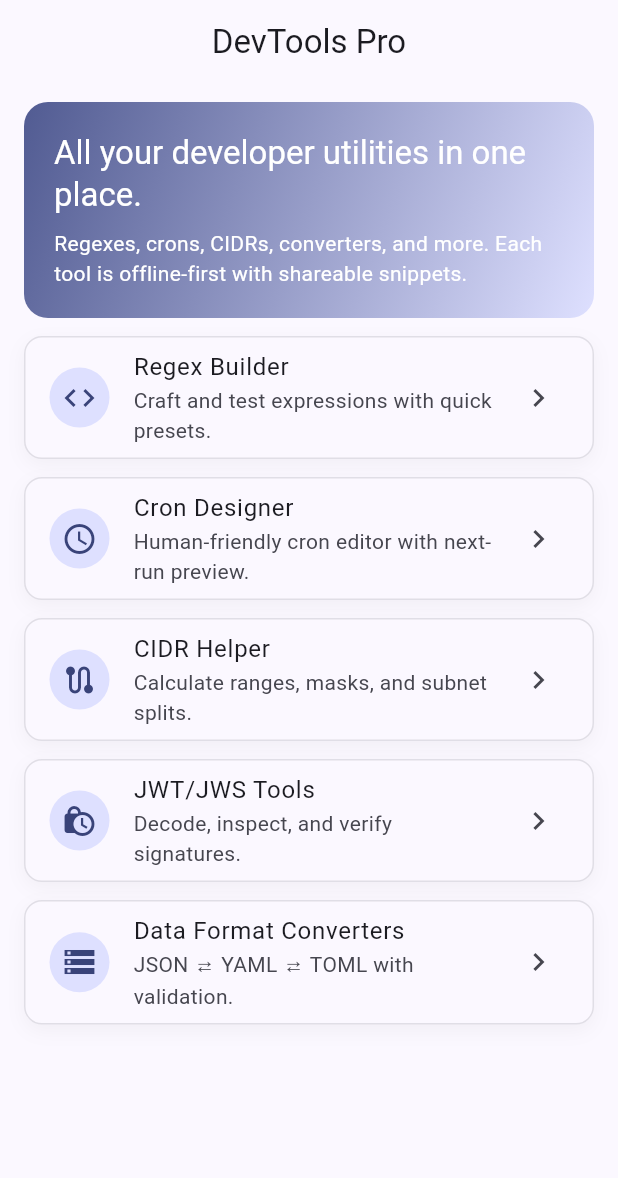
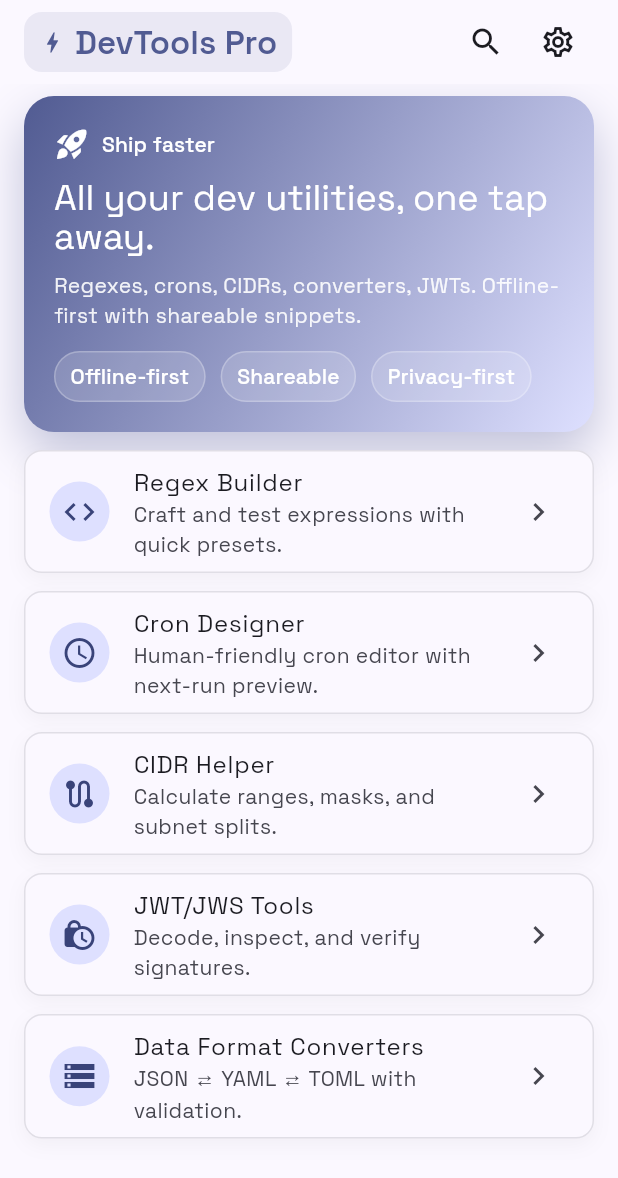
Before and after one commit to firasmosbehi/devtools-pro, a Flutter app: the screen it shows after launch, on a phone screen of 412 x 824 dp. Shown: the top 1178 px of the screen. Run offline on Flutter 3.47's test engine with Material 3 defaults, Android fonts, the phone set to English and light mode, and no system bars; our stand-ins replace google_fonts.

Commit message:
feat: modernize home screen UI with hero and pills

```diff
--- a/lib/main.dart
+++ b/lib/main.dart
@@ -1,4 +1,5 @@
 import 'package:flutter/material.dart';
+import 'package:google_fonts/google_fonts.dart';
 
 void main() {
   runApp(const DevToolsProApp());
@@ -15,6 +16,7 @@ class DevToolsProApp extends StatelessWidget {
       theme: ThemeData(
         colorScheme: ColorScheme.fromSeed(seedColor: Colors.indigo),
         useMaterial3: true,
+        textTheme: GoogleFonts.spaceGroteskTextTheme(),
       ),
       home: const UtilitiesHomePage(),
     );
@@ -54,19 +56,76 @@ class UtilitiesHomePage extends StatelessWidget {
       ),
     ];
 
+    final colorScheme = Theme.of(context).colorScheme;
+
     return Scaffold(
-      appBar: AppBar(title: const Text('DevTools Pro'), centerTitle: true),
-      body: Padding(
-        padding: const EdgeInsets.symmetric(horizontal: 16, vertical: 12),
-        child: ListView.separated(
+      backgroundColor: colorScheme.surface,
+      body: SafeArea(
+        child: CustomScrollView(
+          slivers: [
+            SliverAppBar(
+              floating: true,
+              snap: true,
+              backgroundColor: colorScheme.surface,
+              elevation: 0,
+              titleSpacing: 16,
+              title: Row(
+                children: [
+                  Container(
+                    padding: const EdgeInsets.symmetric(
+                      horizontal: 10,
+                      vertical: 6,
+                    ),
+                    decoration: BoxDecoration(
+                      color: colorScheme.primary.withOpacity(0.1),
+                      borderRadius: BorderRadius.circular(12),
+                    ),
+                    child: Row(
+                      children: [
+                        Icon(Icons.bolt, color: colorScheme.primary, size: 18),
+                        const SizedBox(width: 6),
+                        Text(
+                          'DevTools Pro',
+                          style: TextStyle(
+                            color: colorScheme.primary,
+                            fontWeight: FontWeight.w600,
+                          ),
+                        ),
+                      ],
+                    ),
+                  ),
+                  const Spacer(),
+                  IconButton(
+                    icon: const Icon(Icons.search),
+                    onPressed: () {
+                      ScaffoldMessenger.of(context).showSnackBar(
+                        const SnackBar(content: Text('Search coming soon.')),
+                      );
+                    },
+                  ),
+                  IconButton(
+                    icon: const Icon(Icons.settings_outlined),
+                    onPressed: () {
+                      ScaffoldMessenger.of(context).showSnackBar(
+                        const SnackBar(content: Text('Settings coming soon.')),
+                      );
+                    },
+                  ),
+                ],
+              ),
+            ),
+            SliverPadding(
+              padding: const EdgeInsets.fromLTRB(16, 8, 16, 16),
+              sliver: SliverList.separated(
                 itemBuilder: (context, index) {
-            if (index == 0) {
-              return const _HeroCard();
-            }
+                  if (index == 0) return const _HeroCard();
                   return utilities[index - 1];
                 },
-          separatorBuilder: (context, index) => const SizedBox(height: 12),
+                separatorBuilder: (context, _) => const SizedBox(height: 12),
                 itemCount: utilities.length + 1,
+              ),
+            ),
+          ],
         ),
       ),
     );
@@ -86,24 +145,55 @@ class _HeroCard extends StatelessWidget {
           begin: Alignment.topLeft,
           end: Alignment.bottomRight,
         ),
-        borderRadius: BorderRadius.circular(16),
+        borderRadius: BorderRadius.circular(20),
+        boxShadow: [
+          BoxShadow(
+            color: colorScheme.primary.withOpacity(.35),
+            blurRadius: 28,
+            offset: const Offset(0, 14),
+          ),
+        ],
       ),
       padding: const EdgeInsets.all(20),
       child: Column(
         crossAxisAlignment: CrossAxisAlignment.start,
         children: [
+          Row(
+            children: [
+              Icon(Icons.rocket_launch, color: colorScheme.onPrimary),
+              const SizedBox(width: 8),
               Text(
-            'All your developer utilities in one place.',
+                'Ship faster',
                 style: Theme.of(
                   context,
-            ).textTheme.titleLarge?.copyWith(color: colorScheme.onPrimary),
+                ).textTheme.labelLarge?.copyWith(color: colorScheme.onPrimary),
               ),
-          const SizedBox(height: 8),
+            ],
+          ),
+          const SizedBox(height: 10),
           Text(
-            'Regexes, crons, CIDRs, converters, and more. Each tool is offline-first with shareable snippets.',
-            style: Theme.of(
-              context,
-            ).textTheme.bodyMedium?.copyWith(color: colorScheme.onPrimary),
+            'All your dev utilities, one tap away.',
+            style: Theme.of(context).textTheme.headlineSmall?.copyWith(
+              color: colorScheme.onPrimary,
+              height: 1.1,
+            ),
+          ),
+          const SizedBox(height: 10),
+          Text(
+            'Regexes, crons, CIDRs, converters, JWTs. Offline-first with shareable snippets.',
+            style: Theme.of(context).textTheme.bodyMedium?.copyWith(
+              color: colorScheme.onPrimary.withOpacity(.9),
+            ),
+          ),
+          const SizedBox(height: 14),
+          Wrap(
+            spacing: 10,
+            runSpacing: 8,
+            children: const [
+              _Pill(text: 'Offline-first'),
+              _Pill(text: 'Shareable'),
+              _Pill(text: 'Privacy-first'),
+            ],
           ),
         ],
       ),
@@ -156,3 +246,28 @@ class _UtilityTile extends StatelessWidget {
     );
   }
 }
+
+class _Pill extends StatelessWidget {
+  const _Pill({required this.text});
+
+  final String text;
+
+  @override
+  Widget build(BuildContext context) {
+    final colorScheme = Theme.of(context).colorScheme;
+    return Container(
+      padding: const EdgeInsets.symmetric(horizontal: 10, vertical: 6),
+      decoration: BoxDecoration(
+        color: colorScheme.onPrimary.withOpacity(.15),
+        borderRadius: BorderRadius.circular(20),
+        border: Border.all(color: colorScheme.onPrimary.withOpacity(.25)),
+      ),
+      child: Text(
+        text,
+        style: Theme.of(
+          context,
+        ).textTheme.labelLarge?.copyWith(color: colorScheme.onPrimary),
+      ),
+    );
+  }
+}
--- a/pubspec.yaml
+++ b/pubspec.yaml
@@ -34,6 +34,7 @@ dependencies:
   # The following adds the Cupertino Icons font to your application.
   # Use with the CupertinoIcons class for iOS style icons.
   cupertino_icons: ^1.0.8
+  google_fonts: ^6.2.1
 
 dev_dependencies:
   flutter_test:
```
Also changed, not shown: pubspec.lock. Lines whose indentation alone changed are shown as unchanged.
